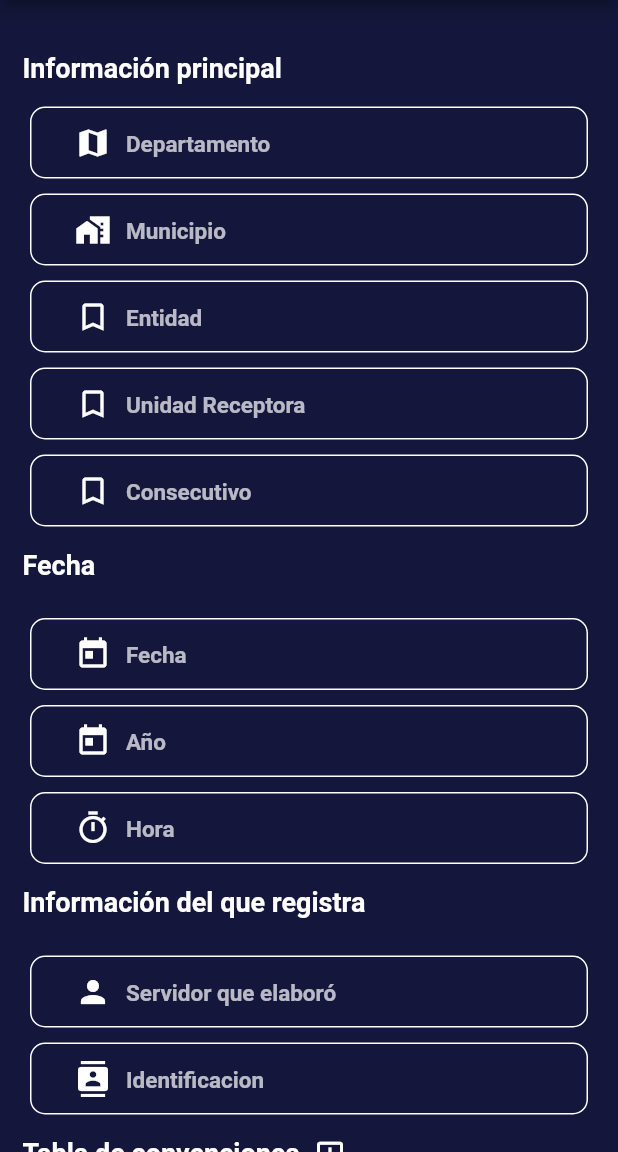
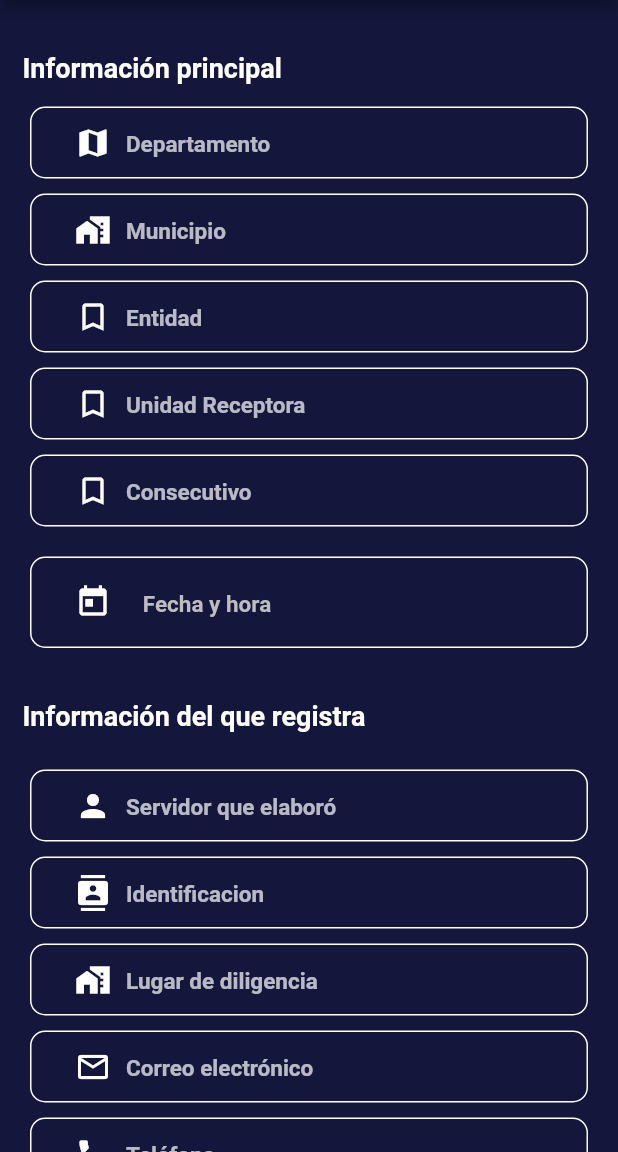
Before and after one commit to WalterAlturoaAparicio/topo_app, a Flutter app: the NewFormPage screen opened by its route, on a phone screen of 412 x 824 dp, the part 84-1236 px from its top. Run offline on Flutter 3.47's test engine with Material 2 defaults, Android fonts, the phone set to English and light mode, and no system bars; drawn by our look-alikes of date_field, snippet_coder_utils; our stand-ins replace flutter_swiper_null_safety; missing offline and left inert: matrix_gesture_detector, syncfusion_flutter_pdf, syncfusion_flutter_pdfviewer.

Commit message:
added inputs form and date input

```diff
--- a/lib/pages/edit_page.dart
+++ b/lib/pages/edit_page.dart
@@ -1,4 +1,5 @@
 import 'dart:typed_data';
+import 'package:date_field/date_field.dart';
 import 'package:flutter/gestures.dart';
 import 'package:flutter/services.dart' show rootBundle;
 import 'package:flutter/material.dart';
@@ -8,6 +9,7 @@ import 'package:snippet_coder_utils/hex_color.dart';
 import 'package:syncfusion_flutter_pdf/pdf.dart';
 import 'package:topo_app/models/convetion.dart';
 import 'package:topo_app/pages/mobile.dart';
+import "package:intl/intl.dart";
 
 class NewFormPage extends StatefulWidget {
   const NewFormPage({Key? key}) : super(key: key);
@@ -28,10 +30,16 @@ class _NewFormPageState extends State<NewFormPage> {
   String? consecutivo;
   String? anio;
   String? unidadReceptora;
-  String? solicitante;
   String? fecha;
   String? hora;
+  String? solicitante;
   String? identificacion;
+  String? lugar;
+  String? correo;
+  String? telefono;
+
+  //date time
+  final format = DateFormat("yyyy-MM-dd HH:mm");
 
   //tabla convenciones
   final List<Widget> _addedColumns = [];
@@ -183,76 +191,49 @@ class _NewFormPageState extends State<NewFormPage> {
                 borderRadius: 10,
               ),
             ),
-            const Padding(
-              padding: EdgeInsets.all(15.0),
-              child: Text(
-                "Fecha",
-                style: TextStyle(
-                    fontWeight: FontWeight.bold,
+            Padding(
+                padding: const EdgeInsets.all(20),
+                child: DateTimeFormField(
+                  dateFormat: format,
+                  decoration: InputDecoration(
+                      prefixIcon: Container(
+                        margin: const EdgeInsets.only(right: 10),
+                        child: const Padding(
+                          padding: EdgeInsets.only(
+                            left: 30.0,
+                          ),
+                          child: Icon(
+                            Icons.today,
+                            color: Colors.white,
+                          ),
+                        ),
+                      ),
+                      focusColor: Colors.white,
+                      hintText: "   Fecha y hora",
+                      iconColor: Colors.white,
+                      enabledBorder: OutlineInputBorder(
+                        borderSide:
+                            const BorderSide(color: Colors.white, width: 1.0),
+                        borderRadius: BorderRadius.circular(10),
+                      ),
+                      hintStyle: const TextStyle(
+                          color: Color.fromRGBO(189, 189, 189, 1),
+                          fontWeight: FontWeight.bold,
+                          fontSize: 15)),
+                  dateTextStyle: const TextStyle(
                     color: Colors.white,
-                    fontSize: 18),
-              ),
-            ),
-            Padding(
-              padding: const EdgeInsets.only(top: 10),
-              child: FormHelper.inputFieldWidget(
-                context,
-                "fecha",
-                "Fecha",
-                (onValidateVal) {},
-                (onSavedVal) {
-                  fecha = onSavedVal;
-                },
-                prefixIcon: const Icon(Icons.today),
-                showPrefixIcon: true,
-                borderFocusColor: Colors.white,
-                prefixIconColor: Colors.white,
-                textColor: Colors.white,
-                borderColor: Colors.white,
-                hintColor: Colors.white.withOpacity(0.7),
-                borderRadius: 10,
-              ),
-            ),
-            Padding(
-              padding: const EdgeInsets.only(top: 10),
-              child: FormHelper.inputFieldWidget(
-                context,
-                "anio",
-                "Año",
-                (onValidateVal) {},
-                (onSavedVal) {
-                  anio = onSavedVal;
-                },
-                prefixIcon: const Icon(Icons.today),
-                showPrefixIcon: true,
-                borderFocusColor: Colors.white,
-                prefixIconColor: Colors.white,
-                textColor: Colors.white,
-                borderColor: Colors.white,
-                hintColor: Colors.white.withOpacity(0.7),
-                borderRadius: 10,
-              ),
-            ),
-            Padding(
-              padding: const EdgeInsets.only(top: 10),
-              child: FormHelper.inputFieldWidget(
-                context,
-                "hora",
-                "Hora",
-                (onValidateVal) {},
-                (onSavedVal) {
-                  hora = onSavedVal;
-                },
-                prefixIcon: const Icon(Icons.timer_sharp),
-                showPrefixIcon: true,
-                borderFocusColor: Colors.white,
-                prefixIconColor: Colors.white,
-                textColor: Colors.white,
-                borderColor: Colors.white,
-                hintColor: Colors.white.withOpacity(0.7),
-                borderRadius: 10,
-              ),
-            ),
+                    fontSize: 18,
+                  ),
+                  onSaved: (onSavedVal) {
+                    if (onSavedVal != null) {
+                      anio = onSavedVal.year.toString();
+
+                      List<String> str = onSavedVal.toString().split(" ");
+                      fecha = str[0];
+                      hora = str[1];
+                    }
+                  },
+                )),
             const Padding(
               padding: EdgeInsets.all(15.0),
               child: Text(
@@ -304,17 +285,77 @@ class _NewFormPageState extends State<NewFormPage> {
               ),
             ),
             Padding(
+              padding: const EdgeInsets.only(top: 10),
+              child: FormHelper.inputFieldWidget(
+                context,
+                "lugar",
+                "Lugar de diligencia",
+                (onValidateVal) {},
+                (onSavedVal) {
+                  lugar = onSavedVal;
+                },
+                prefixIcon: const Icon(Icons.maps_home_work),
+                showPrefixIcon: true,
+                borderFocusColor: Colors.white,
+                prefixIconColor: Colors.white,
+                textColor: Colors.white,
+                borderColor: Colors.white,
+                hintColor: Colors.white.withOpacity(0.7),
+                borderRadius: 10,
+              ),
+            ),
+            Padding(
+              padding: const EdgeInsets.only(top: 10),
+              child: FormHelper.inputFieldWidget(
+                context,
+                "correo",
+                "Correo electrónico",
+                (onValidateVal) {},
+                (onSavedVal) {
+                  correo = onSavedVal;
+                },
+                prefixIcon: const Icon(Icons.mail_outline_outlined),
+                showPrefixIcon: true,
+                borderFocusColor: Colors.white,
+                prefixIconColor: Colors.white,
+                textColor: Colors.white,
+                borderColor: Colors.white,
+                hintColor: Colors.white.withOpacity(0.7),
+                borderRadius: 10,
+              ),
+            ),
+            Padding(
+              padding: const EdgeInsets.only(top: 10),
+              child: FormHelper.inputFieldWidget(
+                context,
+                "telefono",
+                "Teléfono",
+                (onValidateVal) {},
+                (onSavedVal) {
+                  telefono = onSavedVal;
+                },
+                prefixIcon: const Icon(Icons.phone),
+                showPrefixIcon: true,
+                borderFocusColor: Colors.white,
+                prefixIconColor: Colors.white,
+                textColor: Colors.white,
+                borderColor: Colors.white,
+                hintColor: Colors.white.withOpacity(0.7),
+                borderRadius: 10,
+              ),
+            ),
+            Padding(
               padding: const EdgeInsets.all(15.0),
               child: Text.rich(TextSpan(children: [
                 TextSpan(
                     recognizer: TapGestureRecognizer()
                       ..onTap = () {
                         refresh(() {
-                          final element = "element" +
-                              (_addedColumns.length + 1).toString();
+                          final element =
+                              "element" + (_addedColumns.length + 1).toString();
 
-                          final convention = Convention(
-                              element, element + "a", element + "b");
+                          final convention =
+                              Convention(element, element + "a", element + "b");
 
                           _addedConventions.add(convention);
                           _addedColumns.add(buildColumnElement(convention));
@@ -335,8 +376,7 @@ class _NewFormPageState extends State<NewFormPage> {
                 )
               ])),
             ),
-            for (var i = 0; i < _addedColumns.length; i++)
-              _addedColumns[i],
+            for (var i = 0; i < _addedColumns.length; i++) _addedColumns[i],
             const SizedBox(
               height: 20,
             ),
@@ -393,13 +433,13 @@ class _NewFormPageState extends State<NewFormPage> {
 
     state = restoreGraphics(state, page);
     if (departamento != null) {
-      drawSomething(page, 90, 100, -482, departamento!);
+      drawSomething(page, 90, 100, -482, departamento!, false);
       state = restoreGraphics(state, page);
       // drawSomething(page, 90, 370, -555, "1      1");
     }
     if (municipio != null) {
       state = restoreGraphics(state, page);
-      drawSomething(page, 90, 300, -482, municipio!);
+      drawSomething(page, 90, 300, -482, municipio!, false);
       state = restoreGraphics(state, page);
       // drawSomething(page, 90, 415, -555, "0     0    1");
     }
@@ -409,7 +449,7 @@ class _NewFormPageState extends State<NewFormPage> {
       List<String> str = entidad!.split("");
       final buffer = StringBuffer("");
       buffer.writeAll(str, "     ");
-      drawSomething(page, 90, 480, -555, buffer.toString());
+      drawSomething(page, 90, 480, -555, buffer.toString(), false);
     }
 
     if (unidadReceptora != null) {
@@ -417,43 +457,60 @@ class _NewFormPageState extends State<NewFormPage> {
       List<String> str = unidadReceptora!.split("");
       final buffer = StringBuffer("");
       buffer.writeAll(str, "    ");
-      drawSomething(page, 90, 524, -555, buffer.toString());
+      drawSomething(page, 90, 524, -555, buffer.toString(), false);
     }
     if (anio != null) {
       state = restoreGraphics(state, page);
       List<String> str = anio!.split("");
       final buffer = StringBuffer("");
       buffer.writeAll(str, "    ");
-      drawSomething(page, 90, 630, -555, buffer.toString());
+      drawSomething(page, 90, 630, -555, buffer.toString(), false);
     }
     if (consecutivo != null) {
       state = restoreGraphics(state, page);
       List<String> str = consecutivo!.split("");
       final buffer = StringBuffer("");
       buffer.writeAll(str, "    ");
-      drawSomething(page, 90, 715, -555, buffer.toString());
+      drawSomething(page, 90, 715, -555, buffer.toString(), false);
     }
 
     if (fecha != null) {
       state = restoreGraphics(state, page);
-      drawSomething(page, 90, 555, -482, fecha!);
+      List<String> str = fecha!.split("-");
+      final buffer = StringBuffer("");
+      buffer.writeAll(str, "             ");
+      drawSomething(page, 90, 530, -482, buffer.toString(), true);
     }
 
     if (hora != null) {
       state = restoreGraphics(state, page);
-      List<String> str = hora!.split("");
+      List<String> str = hora!.split(":");
+      str.removeLast();
+      List<String> str1 = str.join("").split("");
       final buffer = StringBuffer("");
-      buffer.writeAll(str, "      ");
-      drawSomething(page, 90, 710, -482, buffer.toString());
+      buffer.writeAll(str1, "     ");
+      drawSomething(page, 90, 732, -482, buffer.toString(), false);
     }
     if (solicitante != null) {
       state = restoreGraphics(state, page);
-      drawSomething(page, 90, 330, -85, solicitante!);
+      drawSomething(page, 90, 375, -87, solicitante!, false);
     }
 
     if (identificacion != null) {
       state = restoreGraphics(state, page);
-      drawSomething(page, 90, 560, -45, identificacion!);
+      drawSomething(page, 90, 675, -87, identificacion!, false);
+    }
+    if (lugar != null) {
+      state = restoreGraphics(state, page);
+      drawSomething(page, 90, 115, -87, lugar!, false);
+    }
+    if (correo != null) {
+      state = restoreGraphics(state, page);
+      drawSomething(page, 90, 375, -69, correo!, false);
+    }
+    if (telefono != null) {
+      state = restoreGraphics(state, page);
+      drawSomething(page, 90, 65, -69, telefono!, false);
     }
     page.graphics.restore(state);
 
@@ -504,12 +561,19 @@ class _NewFormPageState extends State<NewFormPage> {
     return page.graphics.save();
   }
 
-  void drawSomething(
-      PdfPage page, double angle, double x, double y, String something) {
+  void drawSomething(PdfPage page, double angle, double x, double y,
+      String something, bool? bold) {
     page.graphics.rotateTransform(angle);
     page.graphics.translateTransform(x, y);
-    page.graphics
-        .drawString(something, PdfStandardFont(PdfFontFamily.helvetica, 12));
+    if (bold == true) {
+      page.graphics.drawString(
+          something,
+          PdfStandardFont(PdfFontFamily.helvetica, 12,
+              style: PdfFontStyle.bold));
+    } else {
+      page.graphics
+          .drawString(something, PdfStandardFont(PdfFontFamily.helvetica, 12));
+    }
   }
 
   Column buildColumnElement(Convention element) {
--- a/pubspec.yaml
+++ b/pubspec.yaml
@@ -38,6 +38,7 @@ dependencies:
   # Use with the CupertinoIcons class for iOS style icons.
   cupertino_icons: ^1.0.2
   flutter_swiper_null_safety: ^1.0.2
+  date_field: ^2.1.2
   matrix_gesture_detector:
     git:
       url:
```
Also changed, not shown: pubspec.lock, 1 other file.
